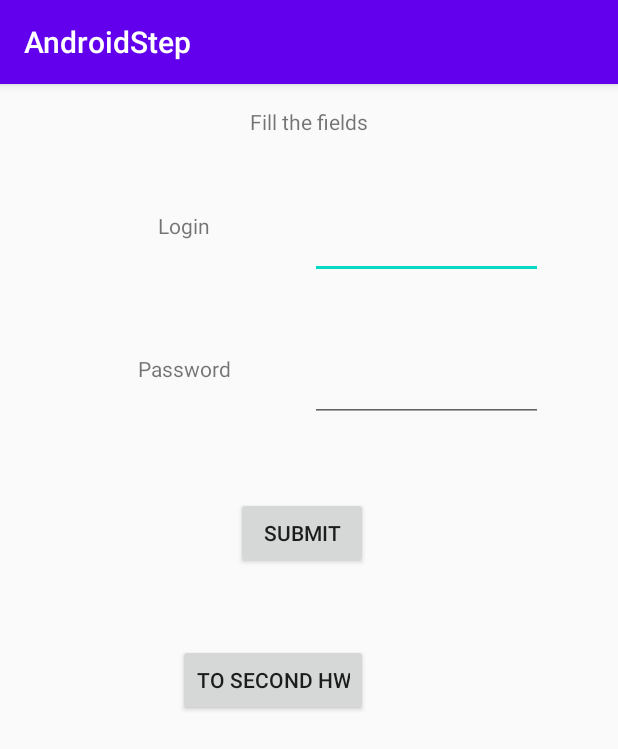
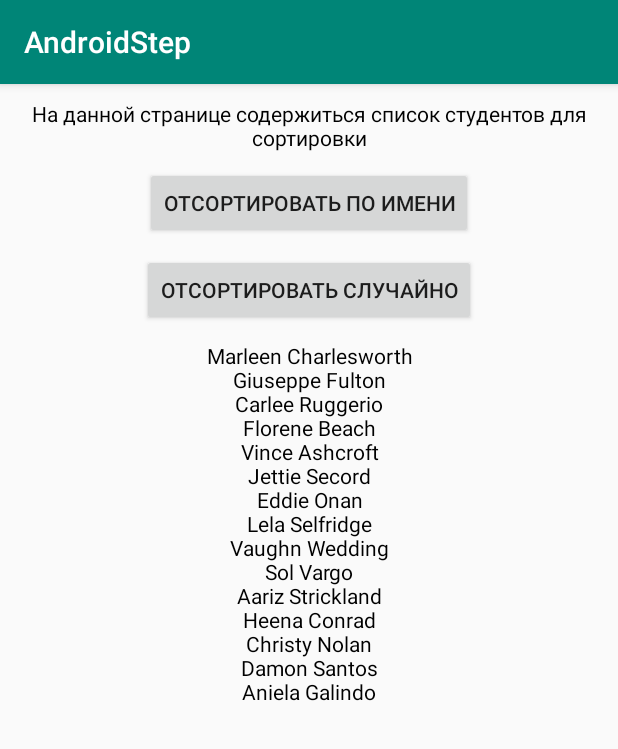
Before and after one commit to VanillaGroozin/AndroidStep, an Android app: the screen it shows after launch (MainActivity before the commit, StudentsActivity after it), on a phone screen of 412 x 824 dp. Shown: the top 749 px of the screen. Run offline under Robolectric (Android 15) with nearby library versions, the phone set to English and light mode, and no system bars.

Commit message:
Third lection classwork

```diff
--- a/app/src/main/AndroidManifest.xml
+++ b/app/src/main/AndroidManifest.xml
@@ -9,8 +9,7 @@
         android:roundIcon="@mipmap/ic_launcher_round"
         android:supportsRtl="true"
         android:theme="@style/AppTheme">
-        <activity android:name=".second"></activity>
-        <activity android:name=".MainActivity">
+        <activity android:name=".StudentsActivity">
             <intent-filter>
                 <action android:name="android.intent.action.MAIN" />
 
--- a/app/src/main/java/com/example/androidstep/MainActivity.kt
+++ b/app/src/main/java/com/example/androidstep/MainActivity.kt
@@ -6,7 +6,6 @@ import android.os.Bundle
 import android.view.View
 import android.widget.Button
 import android.widget.TextView
-import androidx.core.content.ContextCompat
 import kotlinx.android.synthetic.main.activity_main.*
 
 class MainActivity : AppCompatActivity() {
@@ -41,7 +40,7 @@ class MainActivity : AppCompatActivity() {
         })
 
         changeHwBtn!!.setOnClickListener(View.OnClickListener {
-            val intent = Intent(this, second::class.java)
+            val intent = Intent(this, SecondHomeworkActivity::class.java)
             startActivity(intent)
         })
     }
--- a/app/src/main/java/com/example/androidstep/second.kt
+++ b/app/src/main/java/com/example/androidstep/SecondHomeworkActivity.kt
@@ -10,7 +10,7 @@ import android.widget.ListView
 import androidx.appcompat.app.AppCompatActivity
 
 
-class second : AppCompatActivity() {
+class SecondHomeworkActivity : AppCompatActivity() {
     var changeHwBtn: Button? = null
     var listView: ListView? = null
     var chk1: CheckBox? = null
--- /dev/null
+++ b/app/src/main/java/com/example/androidstep/StudentSortUseCase.kt
@@ -0,0 +1,21 @@
+package com.example.androidstep
+
+import android.annotation.SuppressLint
+import android.content.Intent
+import android.os.Bundle
+import android.view.View
+import android.widget.Button
+import android.widget.TextView
+import androidx.appcompat.app.AppCompatActivity
+import kotlinx.android.synthetic.main.activity_main.*
+
+class StudentSortUseCase {
+
+    fun initiateSortStudentsByName(students: ArrayList<String>): ArrayList<String> {
+        return ArrayList(students.sorted());
+    }
+
+    fun initiateSortStudentsRandom(students: ArrayList<String>):ArrayList<String> {
+        return ArrayList(students.shuffled());
+    }
+}
--- /dev/null
+++ b/app/src/main/java/com/example/androidstep/StudentsActivity.kt
@@ -0,0 +1,65 @@
+package com.example.androidstep
+
+import androidx.appcompat.app.AppCompatActivity
+import android.os.Bundle
+import android.view.View
+import android.widget.Button
+import android.widget.TextView
+
+class StudentsActivity : AppCompatActivity() {
+    val StudentSort = StudentSortUseCase()
+    var studentsDb = ArrayList<String>()
+    var sortStudentsByNameBtn: Button? = null
+    var sortStudentsByRandomBtn: Button? = null
+    var studentList: TextView? = null
+
+    override fun onCreate(savedInstanceState: Bundle?) {
+        super.onCreate(savedInstanceState)
+        setContentView(R.layout.activity_students)
+        createStudentsDb()
+        initializeViews()
+        initializeListeners()
+        fillStudentsList(studentsDb)
+    }
+
+    private fun createStudentsDb(){
+        studentsDb.add("Marleen Charlesworth")
+        studentsDb.add("Giuseppe Fulton")
+        studentsDb.add("Carlee Ruggerio")
+        studentsDb.add("Florene Beach")
+        studentsDb.add("Vince Ashcroft")
+        studentsDb.add("Jettie Secord")
+        studentsDb.add("Eddie Onan")
+        studentsDb.add("Lela Selfridge")
+        studentsDb.add("Vaughn Wedding")
+        studentsDb.add("Sol Vargo")
+        studentsDb.add("Aariz Strickland")
+        studentsDb.add("Heena Conrad")
+        studentsDb.add("Christy Nolan")
+        studentsDb.add("Damon Santos")
+        studentsDb.add("Aniela Galindo")
+    }
+
+    private fun initializeViews() {
+        studentList = findViewById(R.id.textview_activity_students_list)
+        sortStudentsByRandomBtn = findViewById(R.id.button_activity_students_sort_random)
+        sortStudentsByNameBtn = findViewById(R.id.button_activity_students_sort_byname)
+    }
+
+    private fun initializeListeners(){
+        sortStudentsByRandomBtn!!.setOnClickListener(View.OnClickListener {
+            fillStudentsList(StudentSort.initiateSortStudentsRandom(studentsDb))
+        })
+
+        sortStudentsByNameBtn!!.setOnClickListener(View.OnClickListener {
+            fillStudentsList(StudentSort.initiateSortStudentsByName(studentsDb))
+        })
+    }
+
+    private fun fillStudentsList(students: ArrayList<String>) {
+        studentList!!.text = null
+        for (student in students){
+            studentList!!.text = studentList!!.text.toString() + student + '\n'
+        }
+    }
+}
--- a/app/src/main/res/layout/activity_second.xml
+++ b/app/src/main/res/layout/activity_second.xml
@@ -4,7 +4,7 @@
     xmlns:tools="http://schemas.android.com/tools"
     android:layout_width="match_parent"
     android:layout_height="match_parent"
-    tools:context=".second">
+    tools:context=".SecondHomeworkActivity">
 
 
     <LinearLayout
--- /dev/null
+++ b/app/src/main/res/layout/activity_students.xml
@@ -0,0 +1,48 @@
+<?xml version="1.0" encoding="utf-8"?>
+<LinearLayout
+    xmlns:android="http://schemas.android.com/apk/res/android"
+    android:orientation="vertical"
+    android:layout_width="match_parent"
+    android:layout_height="match_parent">
+
+
+
+    <TextView
+        android:id="@+id/textview_activity_students_description"
+        android:textSize="@dimen/project_base_text_size"
+        android:textColor="@color/color_black"
+        android:gravity="center"
+        android:layout_marginTop="10dp"
+        android:layout_gravity="center_horizontal"
+        android:text="@string/textview_activity_students_description"
+        android:layout_width="wrap_content"
+        android:layout_height="wrap_content"/>
+
+    <Button
+        android:id="@+id/button_activity_students_sort_byname"
+        android:layout_gravity="center_horizontal"
+        android:layout_marginTop="10dp"
+        android:text="@string/button_activity_students_sort_byname"
+        android:layout_width="wrap_content"
+        android:layout_height="wrap_content"/>
+
+    <Button
+        android:id="@+id/button_activity_students_sort_random"
+        android:layout_gravity="center_horizontal"
+        android:layout_marginTop="10dp"
+        android:text="@string/button_activity_students_sort_random"
+        android:layout_width="wrap_content"
+        android:layout_height="wrap_content"/>
+
+    <TextView
+        android:id="@+id/textview_activity_students_list"
+        android:textSize="@dimen/project_base_text_size"
+        android:textColor="@color/color_black"
+        android:gravity="center"
+        android:layout_marginTop="10dp"
+        android:layout_gravity="center_horizontal"
+        android:text=""
+        android:layout_width="wrap_content"
+        android:layout_height="wrap_content"/>
+
+</LinearLayout>
--- /dev/null
+++ b/app/src/main/res/layout/activity_third_lection_classwork.xml
@@ -0,0 +1,9 @@
+<?xml version="1.0" encoding="utf-8"?>
+<androidx.constraintlayout.widget.ConstraintLayout xmlns:android="http://schemas.android.com/apk/res/android"
+    xmlns:app="http://schemas.android.com/apk/res-auto"
+    xmlns:tools="http://schemas.android.com/tools"
+    android:layout_width="match_parent"
+    android:layout_height="match_parent"
+    tools:context=".ThirdLectionClassworkActivity">
+
+</androidx.constraintlayout.widget.ConstraintLayout>
--- a/app/src/main/res/values/colors.xml
+++ b/app/src/main/res/values/colors.xml
@@ -1,6 +1,10 @@
 <?xml version="1.0" encoding="utf-8"?>
 <resources>
-    <color name="colorPrimary">#6200EE</color>
-    <color name="colorPrimaryDark">#3700B3</color>
-    <color name="colorAccent">#03DAC5</color>
+    <color name="colorPrimary">#008577</color>
+    <color name="colorPrimaryDark">#00574B</color>
+    <color name="colorAccent">#D81B60</color>
+
+    <color name="green">#00C411</color>
+
+    <color name="color_black">#000000</color>
 </resources>
--- /dev/null
+++ b/app/src/main/res/values/dimensions.xml
@@ -0,0 +1,6 @@
+<?xml version="1.0" encoding="utf-8"?>
+<resources>
+    <dimen name="project_base_text_size">14sp</dimen>
+    <dimen name="project_bold_text_size">16sp</dimen>
+    <dimen name="project_large_text_size">28sp</dimen>
+</resources>
--- a/app/src/main/res/values/strings.xml
+++ b/app/src/main/res/values/strings.xml
@@ -5,5 +5,11 @@
     <string name="main_page_password">Password</string>
     <string name="main_submit">Submit</string>
     <string name="login">icarus</string>
-    <string name="password">fallen</string>x
+    <string name="password">fallen</string>
+
+
+    <string name="textview_activity_students_description">На данной странице содержиться список студентов для сортировки</string>
+    <string name="button_activity_students_sort_byname">Отсортировать по имени</string>
+    <string name="button_activity_students_sort_random">Отсортировать случайно</string>
+    <string name="dialog_restaurant_information_close">OK</string>
 </resources>
```
